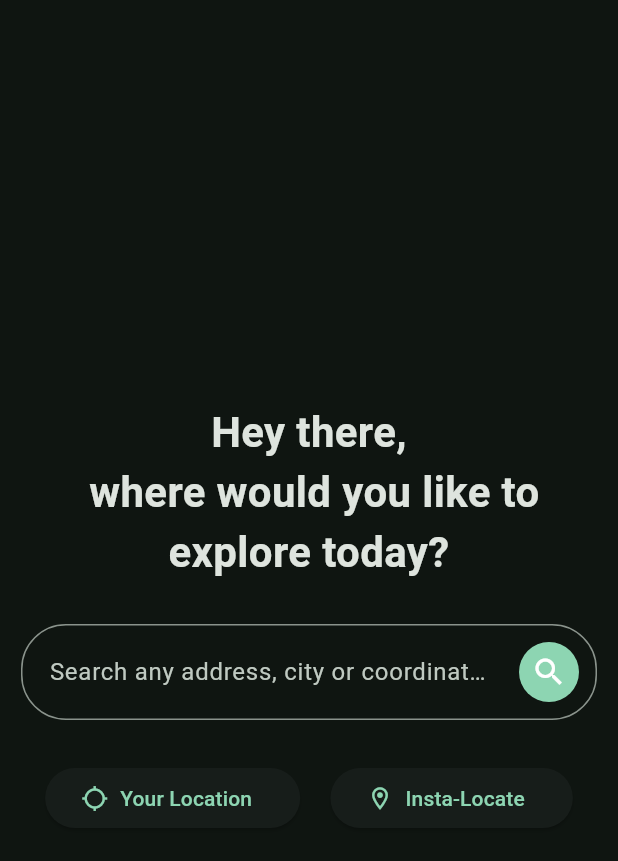
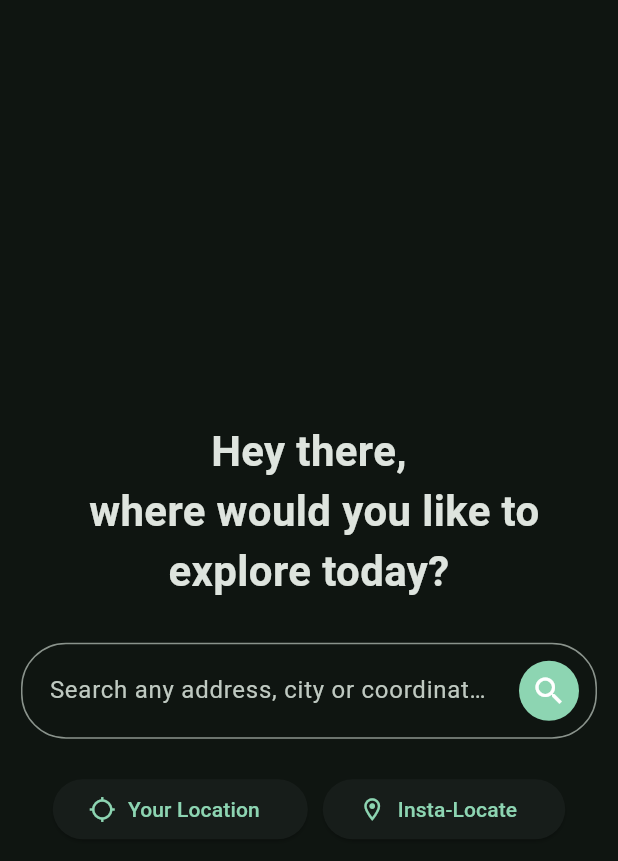
Before and after one commit to silvershade1337/mapintegration, a Flutter app: the screen it shows after launch, on a phone screen of 412 x 824 dp. Shown: the top 861 px of the screen. Run offline on Flutter 3.47's test engine with Material 2 defaults, Android fonts, the light colour scheme and no system bars; our stand-ins replace equatable, flutter_bloc, flutter_map, geolocator, latlong2.

Commit message:
fix alignment issues on larger wwidths

```diff
--- a/lib/pages/search_page.dart
+++ b/lib/pages/search_page.dart
@@ -64,6 +64,7 @@ class _SearchPageState extends State<SearchPage> {
                   mainAxisAlignment: MainAxisAlignment.center,
                   crossAxisAlignment: CrossAxisAlignment.center,
                   children: [
+                    const Row(), // dummy row to expand the column's width to maximum
                     const Padding(
                       padding: EdgeInsets.all(20.0),
                       child: Text(
@@ -91,12 +92,15 @@ class _SearchPageState extends State<SearchPage> {
                         ),
                       ),
                     ),
+                    Container(
+                      padding: const EdgeInsets.only(top: 15),
+                      constraints: const BoxConstraints(maxWidth: 400),
+                      child: Row(
+                        mainAxisAlignment: MainAxisAlignment.center,
+                        children: [
                           Padding(
-                      padding: const EdgeInsets.all(20.0),
-                      child: Row(
-                        mainAxisAlignment: MainAxisAlignment.spaceAround,
-                        children: [
-                          ElevatedButton(
+                            padding: const EdgeInsets.only(right: 5),
+                            child: ElevatedButton(
                               onPressed: () {
                                 BlocProvider.of<AppBloc>(context).add(
                                   LocateUser((message) => ScaffoldMessenger.of(context).showSnackBar(SnackBar(content: Text(message))))
@@ -112,7 +116,10 @@ class _SearchPageState extends State<SearchPage> {
                                 ],
                               )
                             ),
-                          ElevatedButton(
+                          ),
+                          Padding(
+                            padding: const EdgeInsets.only(left: 5),
+                            child: ElevatedButton(
                               onPressed: () {
                                 if (preProcessQuery()) BlocProvider.of<AppBloc>(context).add(InstantLocate(searchInputController.text));
                               },
@@ -125,6 +132,7 @@ class _SearchPageState extends State<SearchPage> {
                                   ),
                                 ],
                               )
+                            ),
                           ),
                         ],
                       )
@@ -139,6 +147,7 @@ class _SearchPageState extends State<SearchPage> {
                   mainAxisAlignment: MainAxisAlignment.center,
                   crossAxisAlignment: CrossAxisAlignment.center,
                   children: [
+                    const Row(),
                     const Padding(
                       padding: EdgeInsets.all(20.0),
                       child: Text(
@@ -180,6 +189,7 @@ class _SearchPageState extends State<SearchPage> {
                   mainAxisAlignment: MainAxisAlignment.start,
                   crossAxisAlignment: CrossAxisAlignment.center,
                   children: [
+                    const Row(),
                     Container(
                       constraints: const BoxConstraints(maxWidth: 400),
                       padding: const EdgeInsets.all(8),
```
Lines whose indentation alone changed are shown as unchanged.
